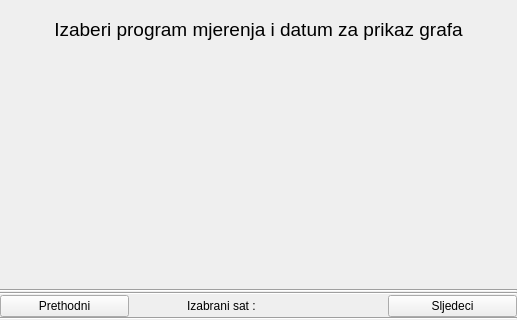
Qt form ui_files/konc_graf_panel.ui (kluksa/kontrola-podataka) before a commit; both pictures show x 0 to 517 and y 230 to 550 of the 517 by 550 pixel window.
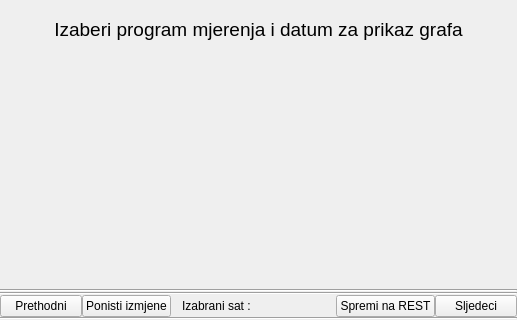
The same form after that commit.

The edit to the form file:
```diff
--- a/ui_files/konc_graf_panel.ui
+++ b/ui_files/konc_graf_panel.ui
@@ -89,6 +89,13 @@
        </property>
       </widget>
      </item>
+     <item>
+      <widget class="QPushButton" name="buttonPonisti">
+       <property name="text">
+        <string>Ponisti izmjene</string>
+       </property>
+      </widget>
+     </item>
      <item>
       <widget class="QLabel" name="label">
        <property name="text">
@@ -106,6 +113,13 @@
        </property>
       </widget>
      </item>
+     <item>
+      <widget class="QPushButton" name="buttonRestSave">
+       <property name="text">
+        <string>Spremi na REST</string>
+       </property>
+      </widget>
+     </item>
      <item>
       <widget class="QPushButton" name="buttonSljedeci">
        <property name="text">
```
